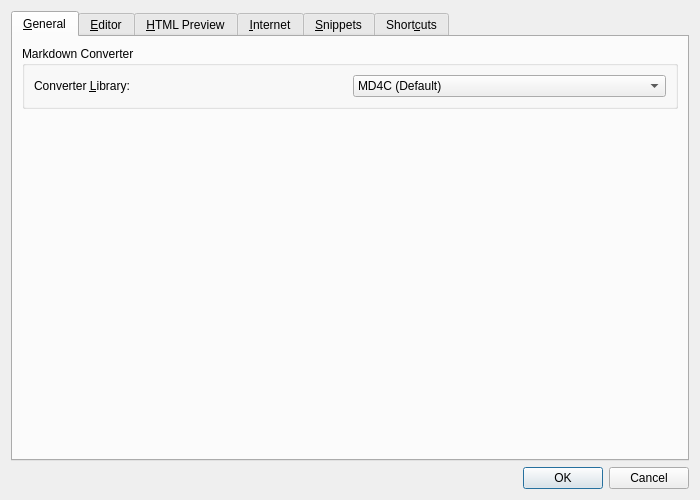
Qt form app/optionsdialog.ui (Waqar144/CuteMarkEd-NG) before a commit.
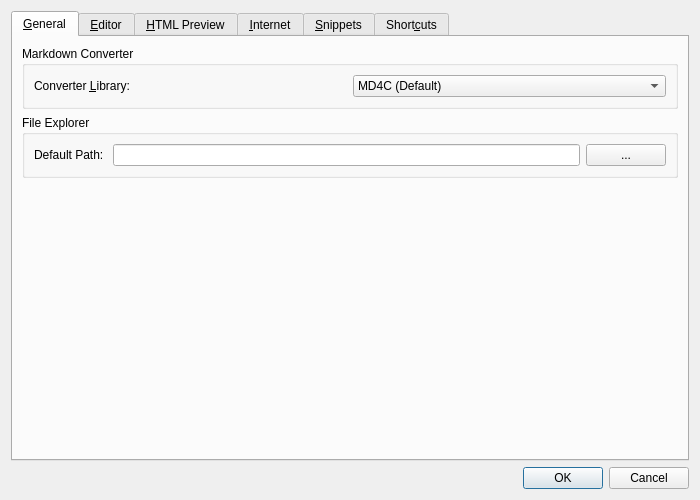
The same form after that commit.

Commit message: Add option to set default path for file explorer

```diff
--- a/app/optionsdialog.ui
+++ b/app/optionsdialog.ui
@@ -57,6 +57,32 @@
          </layout>
         </widget>
        </item>
+       <item>
+        <widget class="QGroupBox" name="groupBox">
+         <property name="title">
+          <string>File Explorer</string>
+         </property>
+         <layout class="QHBoxLayout" name="horizontalLayout_5">
+          <item>
+           <widget class="QLabel" name="pathLabel">
+            <property name="text">
+             <string>Default Path: </string>
+            </property>
+           </widget>
+          </item>
+          <item>
+           <widget class="QLineEdit" name="pathLineEdit"/>
+          </item>
+          <item>
+           <widget class="QPushButton" name="pathBrowseButton">
+            <property name="text">
+             <string>...</string>
+            </property>
+           </widget>
+          </item>
+         </layout>
+        </widget>
+       </item>
        <item>
         <spacer name="verticalSpacer_4">
          <property name="orientation">
```
Left out of the diff: 16 changed lines with no effect on the pictures. The commit also changes 7 other files.
